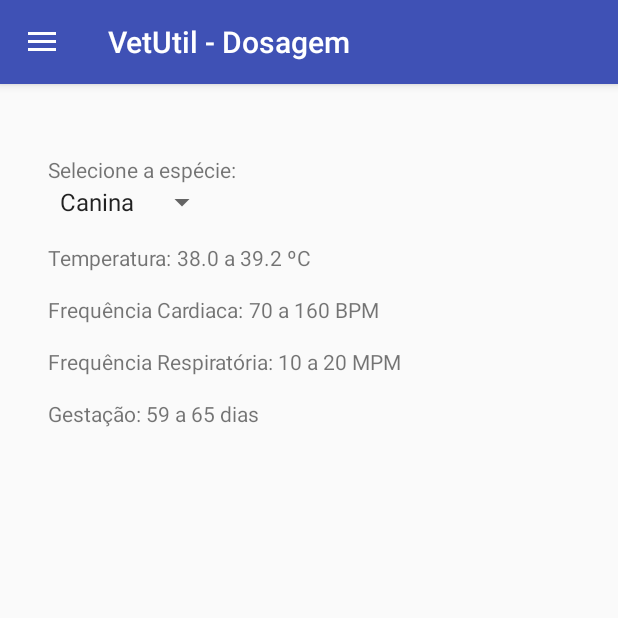
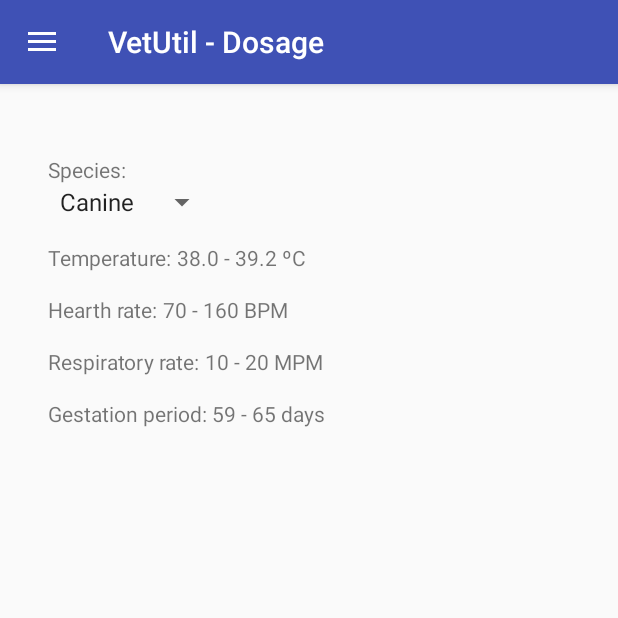
Before and after one commit to petvetbr/VetCalc, an Android app: the fragment ParametrosClinicos2Fragment placed in its activity, on a phone screen of 412 x 824 dp, the top half of it. Run offline under Robolectric (Android 15) with nearby library versions, the phone set to English and light mode, and no system bars; 6 statements that could not run were skipped.

Commit message:
versao em ingles

```diff
--- a/app/build.gradle
+++ b/app/build.gradle
@@ -8,7 +8,7 @@ android {
         applicationId "br.blog.fbastos.vetcalc"
         minSdkVersion 15
         targetSdkVersion 23
-        versionCode 3
+        versionCode 4
         versionName "1.0"
     }
     buildTypes {
--- a/app/src/main/java/br/blog/fbastos/vetcalc/ParametrosClinicos2Fragment.java
+++ b/app/src/main/java/br/blog/fbastos/vetcalc/ParametrosClinicos2Fragment.java
@@ -28,9 +28,8 @@ public class ParametrosClinicos2Fragment extends Fragment {
 
         AnaliticsApp application = (AnaliticsApp) getActivity().getApplication();
         Tracker mTracker = application.getDefaultTracker();
-        mTracker.setScreenName("Paramtros");
+        mTracker.setScreenName("Parametros");
         mTracker.send(new HitBuilders.ScreenViewBuilder().build());
-
 
 
         final TextView txFc = (TextView) v.findViewById(R.id.textFC);
@@ -50,16 +49,17 @@ public class ParametrosClinicos2Fragment extends Fragment {
         spinner.setOnItemSelectedListener(new AdapterView.OnItemSelectedListener() {
             @Override
             public void onItemSelected(AdapterView<?> parent, View view, int pos, long id) {
-                String nomeEspecie = spinner.getSelectedItem().toString();
+                int nomeEspecie = spinner.getSelectedItemPosition();
                 Animal especie = Config.getEspecies().get(nomeEspecie);
                 if (especie == null) {
                     onNothingSelected(parent);
                     return;
                 }
-                txFc.setText(String.format("%1$.0f a %2$.0f BPM", especie.getFc().getMin(), especie.getFc().getMax()));
-                txTemp.setText(String.format("%1$.1f a %2$.1f ºC", especie.getTemp().getMin(), especie.getTemp().getMax()));
-                txFr.setText(String.format("%1$.0f a %2$.0f MPM", especie.getFr().getMin(), especie.getFr().getMax()));
-                txGestacao.setText(String.format("%1$.0f a %2$.0f dias", especie.getGestacao().getMin(), especie.getGestacao().getMax()));
+
+                txFc.setText(String.format(" %1$.0f - %2$.0f %3$s", especie.getFc().getMin(), especie.getFc().getMax(), getResources().getString(R.string.BPM)));
+                txTemp.setText(String.format(" %1$.1f - %2$.1f ºC", especie.getTemp().getMin(), especie.getTemp().getMax()));
+                txFr.setText(String.format(" %1$.0f - %2$.0f %3$s", especie.getFr().getMin(), especie.getFr().getMax(), getResources().getString(R.string.MPM)));
+                txGestacao.setText(String.format(" %1$.0f - %2$.0f %3$s", especie.getGestacao().getMin(), especie.getGestacao().getMax(), getResources().getString(R.string.dias)));
             }
 
             @Override
--- a/app/src/main/java/layout/DosagemFragment.java
+++ b/app/src/main/java/layout/DosagemFragment.java
@@ -81,7 +81,7 @@ public class DosagemFragment extends Fragment {
                         double result = resultado / apresentacao;
 
                         txResultadoApresentacao.setText(String.format("%.1f", result));
-                        txUnidadeResultadoApresentacao.setText("Comprimido(s)");
+                        txUnidadeResultadoApresentacao.setText(getResources().getText(R.string.comprimidos));
                     }
                     break;
                     case 1: {
--- a/app/src/main/res/layout/fragment_dosagem.xml
+++ b/app/src/main/res/layout/fragment_dosagem.xml
@@ -22,7 +22,7 @@
                 <TextView
                     android:layout_width="wrap_content"
                     android:layout_height="wrap_content"
-                    android:text="Dose Total:" />
+                    android:text="@string/dose_total" />
             </LinearLayout>
 
             <LinearLayout
@@ -59,7 +59,7 @@
                 <TextView
                     android:layout_width="wrap_content"
                     android:layout_height="wrap_content"
-                    android:text="Dose Apresentação:" />
+                    android:text="@string/dose_apresentacao" />
             </LinearLayout>
 
             <LinearLayout
@@ -159,7 +159,7 @@
                 <TextView
                     android:layout_width="wrap_content"
                     android:layout_height="wrap_content"
-                    android:text="Apresentação:" />
+                    android:text="@string/apresentacao" />
             </LinearLayout>
 
             <LinearLayout
--- a/app/src/main/res/layout/fragment_parametros_clinicos2.xml
+++ b/app/src/main/res/layout/fragment_parametros_clinicos2.xml
@@ -28,7 +28,7 @@
                 <TextView
                     android:layout_width="wrap_content"
                     android:layout_height="wrap_content"
-                    android:text="Selecione a espécie: " />
+                    android:text="@string/selecione_especie" />
 
             </LinearLayout>
 
@@ -54,7 +54,7 @@
                 <TextView
                     android:layout_width="wrap_content"
                     android:layout_height="wrap_content"
-                    android:text="Temperatura: " />
+                    android:text="@string/Temperatura" />
 
                 <TextView
                     android:id="@+id/textTemp"
@@ -72,7 +72,7 @@
                 <TextView
                     android:layout_width="wrap_content"
                     android:layout_height="wrap_content"
-                    android:text="Frequência Cardiaca: " />
+                    android:text="@string/frequencia_cardiaca" />
 
                 <TextView
                     android:id="@+id/textFC"
@@ -90,7 +90,7 @@
                 <TextView
                     android:layout_width="wrap_content"
                     android:layout_height="wrap_content"
-                    android:text="Frequência Respiratória: " />
+                    android:text="@string/frequencia_respiratoria" />
 
                 <TextView
                     android:id="@+id/textFR"
@@ -109,7 +109,7 @@
                 <TextView
                     android:layout_width="wrap_content"
                     android:layout_height="wrap_content"
-                    android:text="Gestação: " />
+                    android:text="@string/tempo_gestacao" />
 
                 <TextView
                     android:id="@+id/textGestacao"
--- a/app/src/main/res/layout/fragment_parto.xml
+++ b/app/src/main/res/layout/fragment_parto.xml
@@ -16,7 +16,7 @@
             <TextView
                 android:layout_width="wrap_content"
                 android:layout_height="wrap_content"
-                android:text="Selecione a espécie:" />
+                android:text="@string/selecione_especie" />
 
         </LinearLayout>
 
@@ -41,7 +41,7 @@
             <TextView
                 android:layout_width="wrap_content"
                 android:layout_height="wrap_content"
-                android:text="Data próvavel de fecundação:" />
+                android:text="@string/data_fecundacao" />
 
         </LinearLayout>
 
@@ -78,7 +78,7 @@
             <TextView
                 android:layout_width="wrap_content"
                 android:layout_height="wrap_content"
-                android:text="Datas mínima e máxima estimada:" />
+                android:text="@string/data_min_max" />
 
         </LinearLayout>
 
--- a/app/src/main/res/values/strings.xml
+++ b/app/src/main/res/values/strings.xml
@@ -1,40 +1,47 @@
 <resources>
     <string name="app_name">VetUtil</string>
-    <string name="action_settings">Settings</string>
-    <string name="Peso">Peso</string>
+    <string name="Peso">Weight</string>
     <string name="Kg">Kg</string>
     <string name="dose">Dose</string>
     <string name="mg_Kg">mg/Kg</string>
-    <string name="Calcular">Calcular</string>
-    <string name="MenuDosagem">Dosagem</string>
+    <string name="Calcular">Calculate</string>
+    <string name="MenuDosagem">Dosage</string>
     <string-array name="apresentacoes_array">
-        <item>mg/comprimido</item>
+        <item>mg/tablet</item>
         <item>mg/ml</item>
         <item>%</item>
     </string-array>
     <string-array name="especies_array">
-        <item>Canina</item>
-        <item>Felina</item>
-        <item>Bovina</item>
-        <item>Equina</item>
-        <item>Ovina</item>
-        <item>Suína</item>
+        <item>Canine</item>
+        <item>Feline</item>
+        <item>Bovine</item>
+        <item>Equine</item>
+        <item>Ovine</item>
+        <item>Swine</item>
     </string-array>
     <string name="title_activity_main2">VetUtil</string>
-    <string name="section_format">Hello World from section: %1$d</string>
-    <string name="data_parto">Data parto</string>
-    <string name="title_activity_prenhez">PrenhezActivity</string>
-    <string name="title_activity_dados_clinicos">DadosClinicosActivity</string>
-    <string name="title_activity_parametros_clinicos2">ParametrosClinicos2</string>
-    <string name="title_dosagem">VetUtil - Dosagem</string>
-    <string name="title_parto">VetUtil - Data de Parto</string>
-    <string name="title_param">VetUtil - Parâmetros clínicos</string>
-    <!-- TODO: Remove or change this placeholder text -->
-    <string name="hello_blank_fragment">Hello blank fragment</string>
-
+    <string name="data_parto">Birth date</string>
+    <string name="title_dosagem">VetUtil - Dosage</string>
+    <string name="title_parto">VetUtil - Birth date</string>
+    <string name="title_param">VetUtil - Clinical parameters</string>
     <string name="navigation_drawer_open">Open navigation drawer</string>
     <string name="navigation_drawer_close">Close navigation drawer</string>
     <string name="VetUtil">VetUtil</string>
-    <string name="param_clinicos">Parâmetros clínicos</string>
-    <string name="dosagem">Dosagem</string>
+    <string name="param_clinicos">Clinical parameters</string>
+    <string name="dosagem">Dosage</string>
+    <string name="data_fecundacao">Conception date: </string>
+    <string name="data_min_max">Estimated birth date (ealiest and latest): </string>
+    <string name="selecione_especie">Species: </string>
+    <string name="Temperatura">Temperature: </string>
+    <string name="frequencia_cardiaca">Hearth rate: </string>
+    <string name="frequencia_respiratoria">Respiratory rate: </string>
+    <string name="tempo_gestacao">Gestation period: </string>
+    <string name="BPM">BPM</string>
+    <string name="MPM">MPM</string>
+    <string name="dias">days</string>
+    <string name="dose_total">Total Dose: </string>
+    <string name="dose_apresentacao">Formulation Dose: </string>
+    <string name="apresentacao">Formulation: </string>
+    <string name="comprimidos"> Tablet(s)</string>
+
 </resources>
```
Also changed, not shown: app/src/main/java/br/blog/fbastos/vetcalc/Config.java (+11 -11 lines), app/src/main/java/br/blog/fbastos/vetcalc/Main2.java (+14 -14 lines), app/src/main/java/layout/PartoFragment.java (+5 -4 lines), app/src/main/res/menu/main2.xml (+6 -7 lines), app/src/main/res/menu/menu_parametros_clinicos2.xml (+6 -8 lines), 1 other file.
